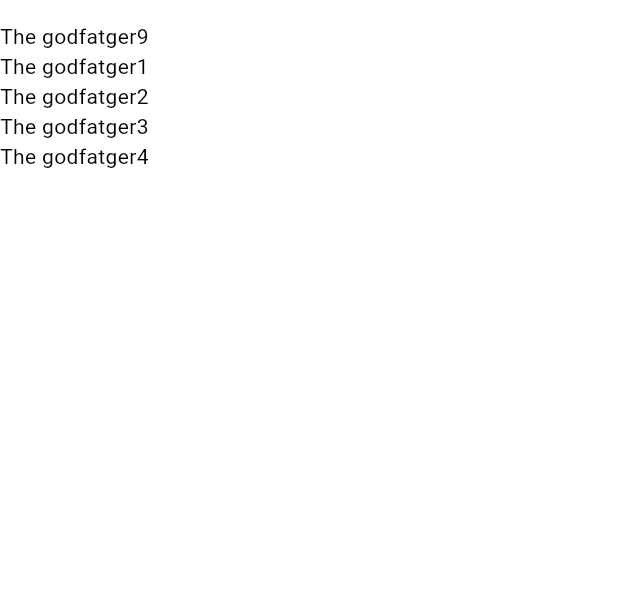
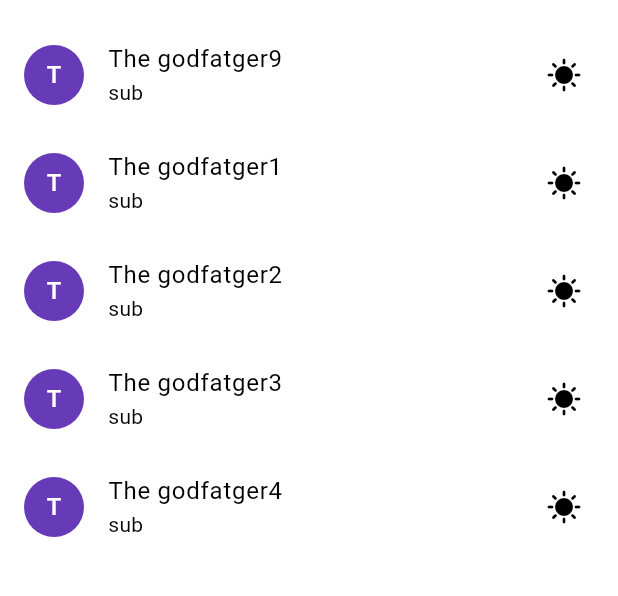
Before and after one commit to JaneGH/movie_app, a Flutter app: the screen it shows after launch, on a phone screen of 412 x 824 dp, the part 63-659 px from its top. Run offline on Flutter 3.47's test engine with Material 3 defaults, Android fonts, the phone set to English and light mode, and no system bars.

Commit message:
added ListTile

```diff
--- a/lib/main.dart
+++ b/lib/main.dart
@@ -48,8 +48,18 @@ class _HomeState extends State<Home> {
           itemCount:
               movies.length, // Changed to use 'movies' instead of '_movieList'
           itemBuilder: (context, index) {
-            return Text(
-                movies[index]); // Removed 'const' since content is dynamic
+            return ListTile(
+              title: Text(movies[index]),
+              subtitle: const Text('sub'),
+              trailing: const Icon(Icons.sunny),
+              leading: CircleAvatar(
+                child: Text(movies[index][0]),
+              ),
+            );
+            // return Card(
+            //     child: Center(
+            //   child: Text(movies[index]),
+            // )); // Removed 'const' since content is dynamic
           },
         ),
       ),
```
